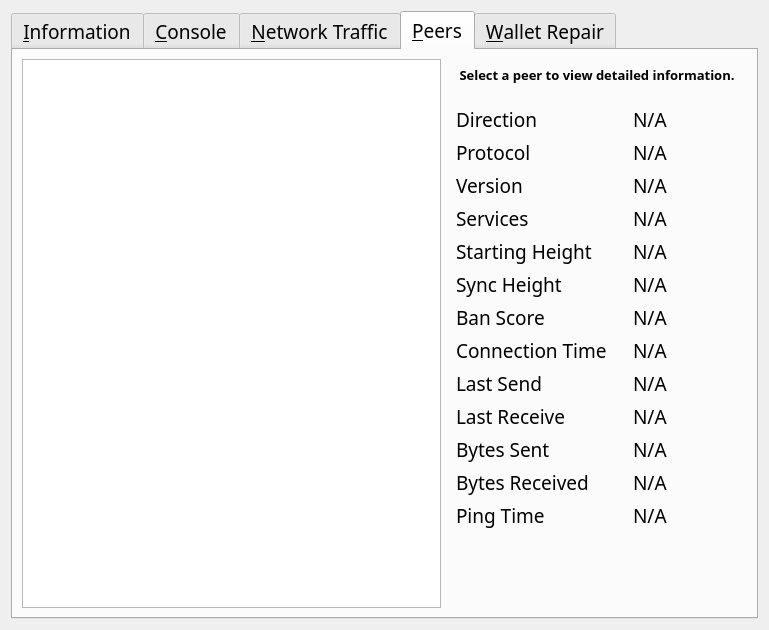
Before: the Qt Designer form src/qt/forms/rpcconsole.ui in nyerium-core/nyerium, drawn with Qt 5.
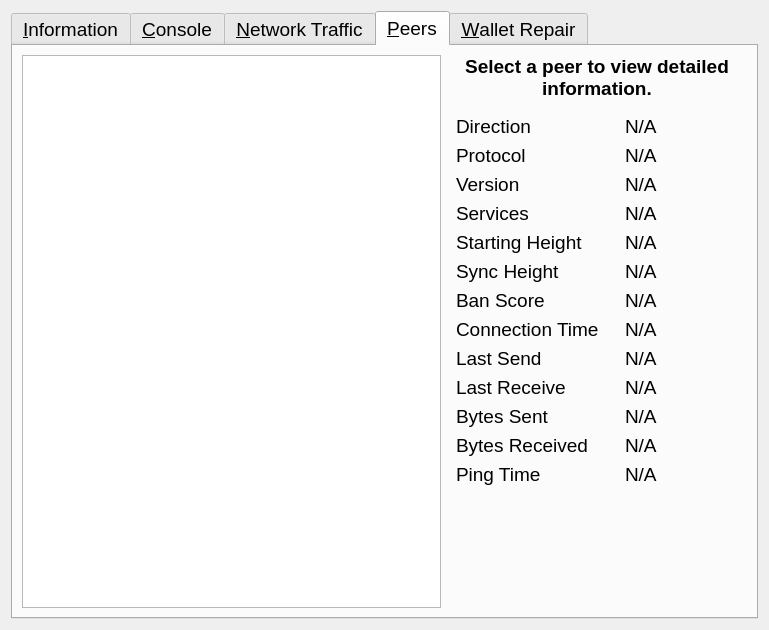
After: the same form once the commit is applied. The open tabs and pages were chosen to show the change. Icons and pictures are not drawn. Custom widgets are drawn as their Qt base class.

Diff of the .ui file:
```diff
--- a/src/qt/forms/rpcconsole.ui
+++ b/src/qt/forms/rpcconsole.ui
@@ -12,7 +12,7 @@
   </property>
   <property name="font">
    <font>
-    <family>Ara Hamah 1982</family>
+    
     <pointsize>14</pointsize>
    </font>
   </property>
@@ -731,7 +731,7 @@
          </property>
          <property name="font">
           <font>
-           <pointsize>10</pointsize>
+           <pointsize>14</pointsize>
            <weight>75</weight>
            <bold>true</bold>
           </font>
```
